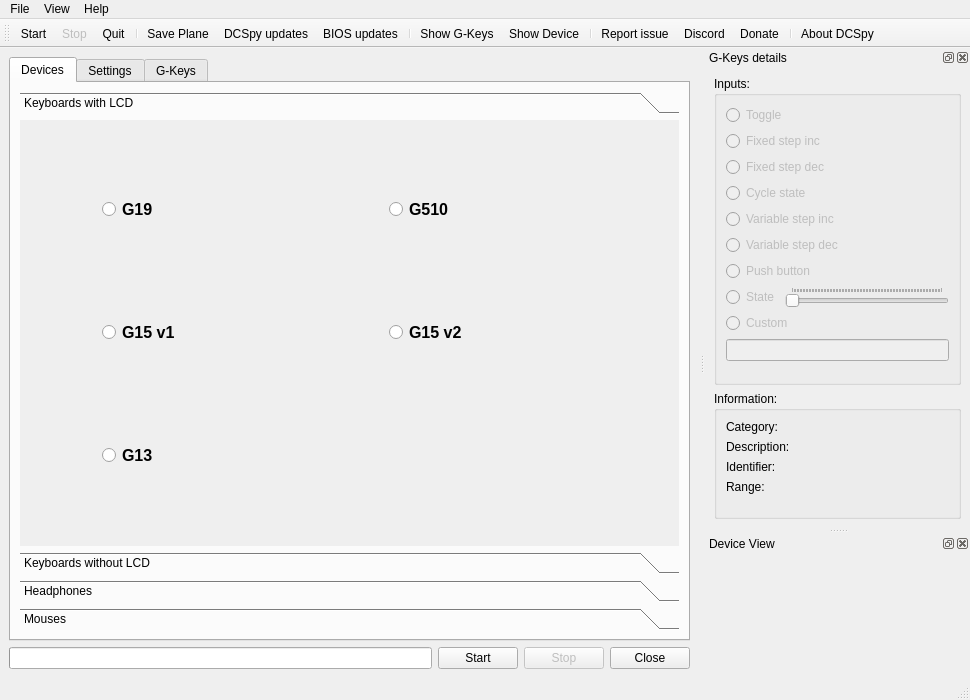
First picture: the form in src/dcspy/ui/qtdcs.ui, repository emcek/pyi, before the edit.
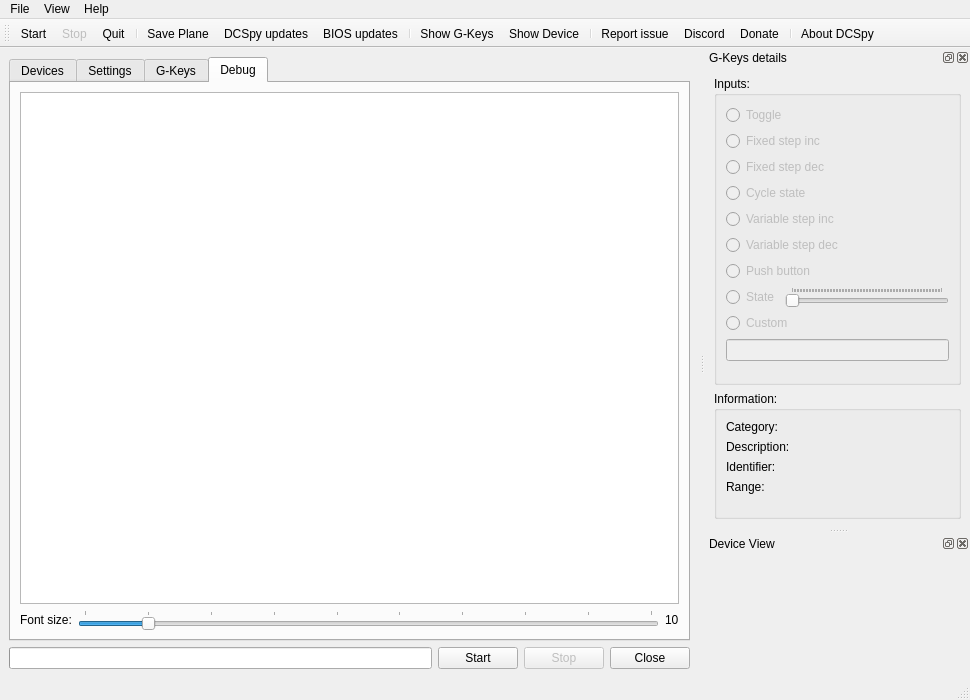
Second picture: the form after the edit. The open tabs and pages were chosen to show the change. Icons and pictures are not drawn.

Diff of the .ui file:
```diff
--- a/src/dcspy/ui/qtdcs.ui
+++ b/src/dcspy/ui/qtdcs.ui
@@ -53,7 +53,7 @@
                <x>0</x>
                <y>0</y>
                <width>657</width>
-               <height>396</height>
+               <height>385</height>
               </rect>
              </property>
              <attribute name="icon">
@@ -1345,6 +1345,74 @@
           </item>
          </layout>
         </widget>
+        <widget class="QWidget" name="tab_debug">
+         <attribute name="icon">
+          <iconset>
+           <normalon>:/icons/img/view-list-details.svg</normalon>
+          </iconset>
+         </attribute>
+         <attribute name="title">
+          <string>Debug</string>
+         </attribute>
+         <layout class="QGridLayout" name="gridLayout_1">
+          <item row="2" column="0">
+           <widget class="QLabel" name="label_8">
+            <property name="text">
+             <string>Font size:</string>
+            </property>
+           </widget>
+          </item>
+          <item row="2" column="1">
+           <widget class="QSlider" name="hs_debug_font_size">
+            <property name="minimum">
+             <number>5</number>
+            </property>
+            <property name="maximum">
+             <number>50</number>
+            </property>
+            <property name="pageStep">
+             <number>5</number>
+            </property>
+            <property name="value">
+             <number>10</number>
+            </property>
+            <property name="sliderPosition">
+             <number>10</number>
+            </property>
+            <property name="orientation">
+             <enum>Qt::Orientation::Horizontal</enum>
+            </property>
+            <property name="tickPosition">
+             <enum>QSlider::TickPosition::TicksAbove</enum>
+            </property>
+           </widget>
+          </item>
+          <item row="1" column="0" colspan="3">
+           <widget class="QTextEdit" name="te_debug">
+            <property name="font">
+             <font>
+              <family>Courier</family>
+              <pointsize>12</pointsize>
+              <bold>true</bold>
+             </font>
+            </property>
+            <property name="lineWrapMode">
+             <enum>QTextEdit::LineWrapMode::NoWrap</enum>
+            </property>
+            <property name="textInteractionFlags">
+             <set>Qt::TextInteractionFlag::LinksAccessibleByKeyboard|Qt::TextInteractionFlag::LinksAccessibleByMouse|Qt::TextInteractionFlag::TextBrowserInteraction|Qt::TextInteractionFlag::TextSelectableByKeyboard|Qt::TextInteractionFlag::TextSelectableByMouse</set>
+            </property>
+           </widget>
+          </item>
+          <item row="2" column="2">
+           <widget class="QLabel" name="label_9">
+            <property name="text">
+             <string>10</string>
+            </property>
+           </widget>
+          </item>
+         </layout>
+        </widget>
        </widget>
       </item>
       <item>
```
Left out of the diff: 287 changed lines with no effect on the pictures.
